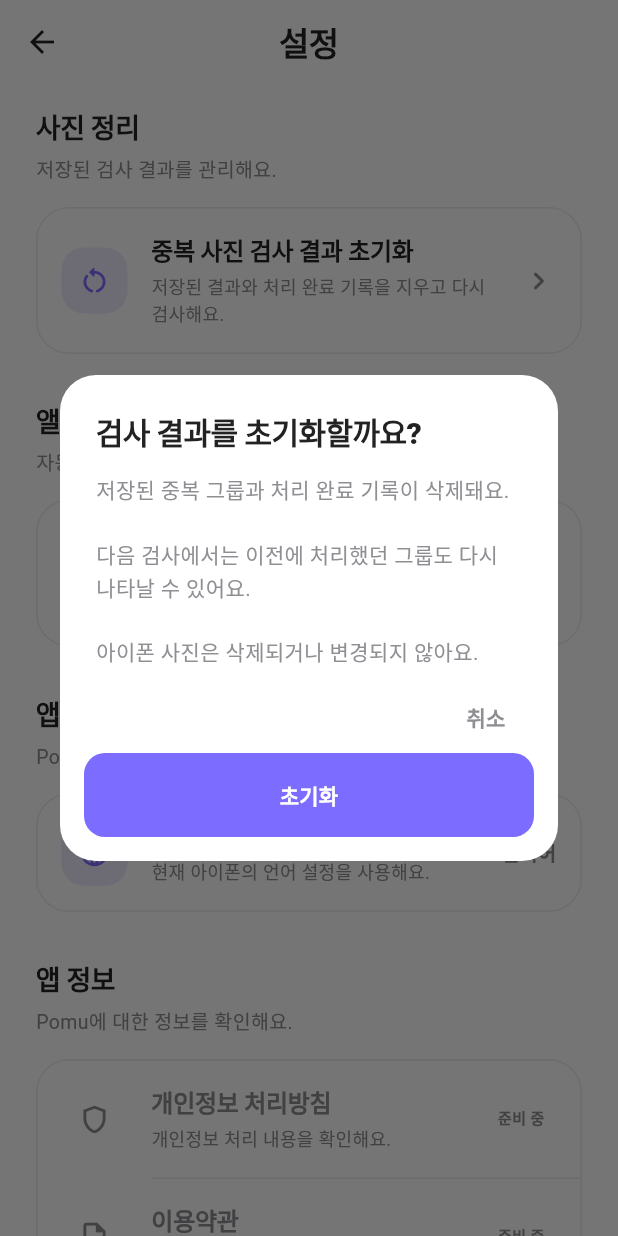
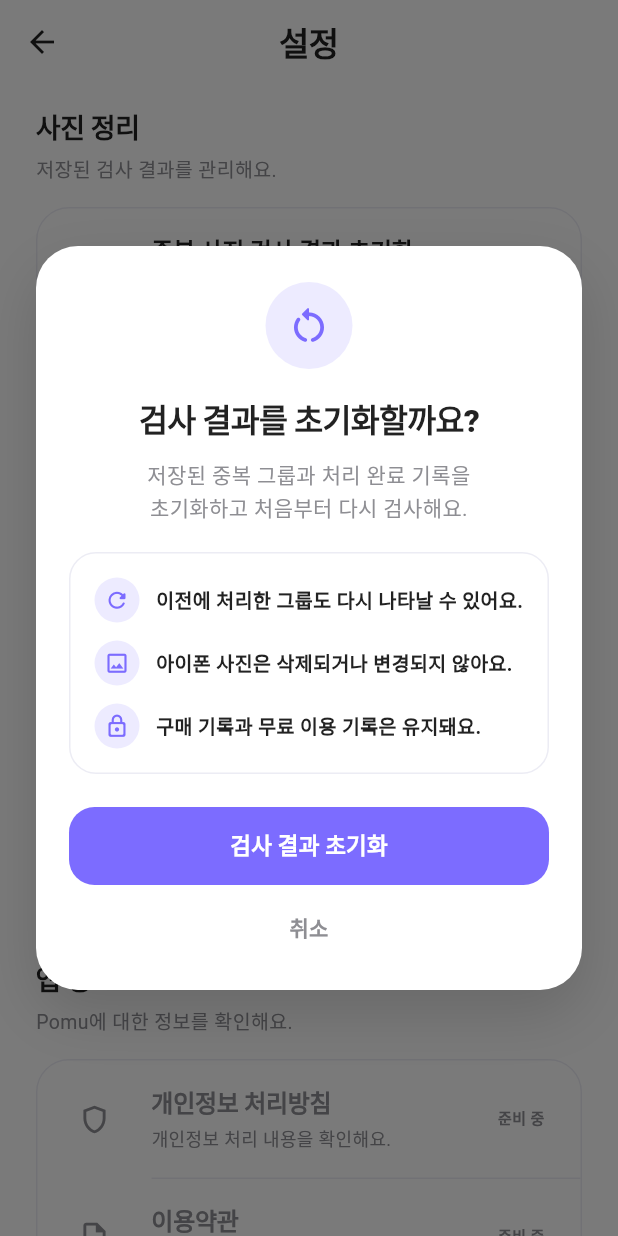
Before and after one commit to sunkyong23/pomu, a Flutter app: the SettingsScreen screen opened directly, after a tap on "중복 사진 검사 결과 초기화", on a phone screen of 412 x 824 dp. Run offline on Flutter 3.47's test engine with Material 3 defaults, Android fonts, the phone set to English and light mode, and no system bars; our stand-ins replace in_app_purchase, shared_preferences, video_player; missing offline and left inert: photo_manager; accounts and stored records are empty.

```diff
--- a/lib/features/settings/settings_screen.dart
+++ b/lib/features/settings/settings_screen.dart
@@ -19,49 +19,104 @@ class SettingsScreen extends StatelessWidget {
   Future<void> _showClearDuplicateResultDialog(BuildContext context) async {
     final shouldClear = await showDialog<bool>(
       context: context,
+      barrierColor: Colors.black.withValues(alpha: 0.52),
       builder: (dialogContext) {
-        return AlertDialog(
-          backgroundColor: PomuColors.surface,
-          shape: RoundedRectangleBorder(
-            borderRadius: BorderRadius.circular(24),
+        return Dialog(
+          backgroundColor: Colors.transparent,
+          insetPadding: const EdgeInsets.symmetric(horizontal: 24),
+          child: Container(
+            width: double.infinity,
+            padding: const EdgeInsets.fromLTRB(22, 24, 22, 20),
+            decoration: BoxDecoration(
+              color: PomuColors.surface,
+              borderRadius: BorderRadius.circular(28),
+              boxShadow: [
+                BoxShadow(
+                  color: Colors.black.withValues(alpha: 0.14),
+                  blurRadius: 32,
+                  offset: const Offset(0, 16),
                 ),
-          titlePadding: const EdgeInsets.fromLTRB(24, 24, 24, 0),
-          contentPadding: const EdgeInsets.fromLTRB(24, 14, 24, 0),
-          actionsPadding: const EdgeInsets.fromLTRB(16, 8, 16, 16),
-          title: const Text(
-            '검사 결과를 초기화할까요?',
-            style: TextStyle(
-              fontSize: 20,
-              fontWeight: FontWeight.w800,
-              color: PomuColors.textPrimary,
-              letterSpacing: -0.4,
+              ],
+            ),
+            child: Column(
+              mainAxisSize: MainAxisSize.min,
+              children: [
+                Container(
+                  width: 58,
+                  height: 58,
+                  decoration: const BoxDecoration(
+                    color: PomuColors.primaryLight,
+                    shape: BoxShape.circle,
+                  ),
+                  child: const Icon(
+                    Icons.restart_alt_rounded,
+                    size: 30,
+                    color: PomuColors.primary,
                   ),
                 ),
-          content: const Text(
-            '저장된 중복 그룹과 처리 완료 기록이 삭제돼요.\n\n'
-            '다음 검사에서는 이전에 처리했던 그룹도 '
-            '다시 나타날 수 있어요.\n\n'
-            '아이폰 사진은 삭제되거나 변경되지 않아요.',
+
+                const SizedBox(height: 18),
+
+                const Text(
+                  '검사 결과를 초기화할까요?',
+                  textAlign: TextAlign.center,
+                  style: TextStyle(
+                    fontSize: 21,
+                    fontWeight: FontWeight.w900,
+                    color: PomuColors.textPrimary,
+                    letterSpacing: -0.5,
+                  ),
+                ),
+
+                const SizedBox(height: 10),
+
+                const Text(
+                  '저장된 중복 그룹과 처리 완료 기록을\n'
+                  '초기화하고 처음부터 다시 검사해요.',
+                  textAlign: TextAlign.center,
                   style: TextStyle(
                     fontSize: 14,
                     height: 1.5,
                     color: PomuColors.textSecondary,
                   ),
                 ),
-          actions: [
-            TextButton(
-              onPressed: () {
-                Navigator.of(dialogContext).pop(false);
-              },
-              child: const Text(
-                '취소',
-                style: TextStyle(
-                  fontWeight: FontWeight.w700,
-                  color: PomuColors.textSecondary,
+
+                const SizedBox(height: 18),
+
+                Container(
+                  width: double.infinity,
+                  padding: const EdgeInsets.all(16),
+                  decoration: BoxDecoration(
+                    color: PomuColors.background,
+                    borderRadius: BorderRadius.circular(18),
+                    border: Border.all(color: PomuColors.divider),
+                  ),
+                  child: const Column(
+                    children: [
+                      _ResetNoticeRow(
+                        icon: Icons.refresh_rounded,
+                        text: '이전에 처리한 그룹도 다시 나타날 수 있어요.',
+                      ),
+                      SizedBox(height: 12),
+                      _ResetNoticeRow(
+                        icon: Icons.photo_outlined,
+                        text: '아이폰 사진은 삭제되거나 변경되지 않아요.',
+                      ),
+                      SizedBox(height: 12),
+                      _ResetNoticeRow(
+                        icon: Icons.lock_outline_rounded,
+                        text: '구매 기록과 무료 이용 기록은 유지돼요.',
+                      ),
+                    ],
                   ),
                 ),
-            ),
-            ElevatedButton(
+
+                const SizedBox(height: 22),
+
+                SizedBox(
+                  width: double.infinity,
+                  height: 52,
+                  child: ElevatedButton(
                     onPressed: () {
                       Navigator.of(dialogContext).pop(true);
                     },
@@ -69,20 +124,47 @@ class SettingsScreen extends StatelessWidget {
                       backgroundColor: PomuColors.primary,
                       foregroundColor: Colors.white,
                       elevation: 0,
-                padding: const EdgeInsets.symmetric(
-                  horizontal: 18,
-                  vertical: 11,
+                      shape: RoundedRectangleBorder(
+                        borderRadius: BorderRadius.circular(17),
                       ),
+                    ),
+                    child: const Text(
+                      '검사 결과 초기화',
+                      style: TextStyle(
+                        fontSize: 15,
+                        fontWeight: FontWeight.w900,
+                      ),
+                    ),
+                  ),
+                ),
+
+                const SizedBox(height: 6),
+
+                SizedBox(
+                  width: double.infinity,
+                  height: 44,
+                  child: TextButton(
+                    onPressed: () {
+                      Navigator.of(dialogContext).pop(false);
+                    },
+                    style: TextButton.styleFrom(
+                      foregroundColor: PomuColors.textSecondary,
                       shape: RoundedRectangleBorder(
                         borderRadius: BorderRadius.circular(14),
                       ),
                     ),
                     child: const Text(
-                '초기화',
-                style: TextStyle(fontWeight: FontWeight.w800),
+                      '취소',
+                      style: TextStyle(
+                        fontSize: 14,
+                        fontWeight: FontWeight.w700,
+                      ),
+                    ),
                   ),
                 ),
               ],
+            ),
+          ),
         );
       },
     );
@@ -444,3 +526,45 @@ class _SettingsDivider extends StatelessWidget {
     );
   }
 }
+
+class _ResetNoticeRow extends StatelessWidget {
+  final IconData icon;
+  final String text;
+
+  const _ResetNoticeRow({required this.icon, required this.text});
+
+  @override
+  Widget build(BuildContext context) {
+    return Row(
+      crossAxisAlignment: CrossAxisAlignment.start,
+      children: [
+        Container(
+          width: 30,
+          height: 30,
+          decoration: const BoxDecoration(
+            color: PomuColors.primaryLight,
+            shape: BoxShape.circle,
+          ),
+          child: Icon(icon, size: 17, color: PomuColors.primary),
+        ),
+
+        const SizedBox(width: 11),
+
+        Expanded(
+          child: Padding(
+            padding: const EdgeInsets.only(top: 5),
+            child: Text(
+              text,
+              style: const TextStyle(
+                fontSize: 13,
+                height: 1.4,
+                fontWeight: FontWeight.w600,
+                color: PomuColors.textPrimary,
+              ),
+            ),
+          ),
+        ),
+      ],
+    );
+  }
+}
```
Also changed, not shown: lib/features/duplicates/duplicate_candidates_screen.dart (+57 -19 lines), lib/features/purchase/duplicate_cleanup_purchase_sheet.dart (+34 -12 lines), lib/services/in_app_purchase_service.dart (+217 -15 lines). Lines whose indentation alone changed are shown as unchanged.
